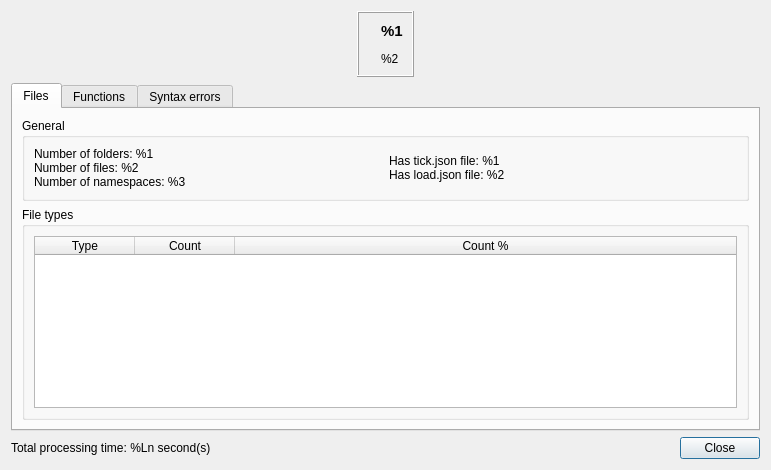
First picture: the form in src/statisticsdialog.ui, repository IoeCmcomc/MCDatapacker, before the edit.
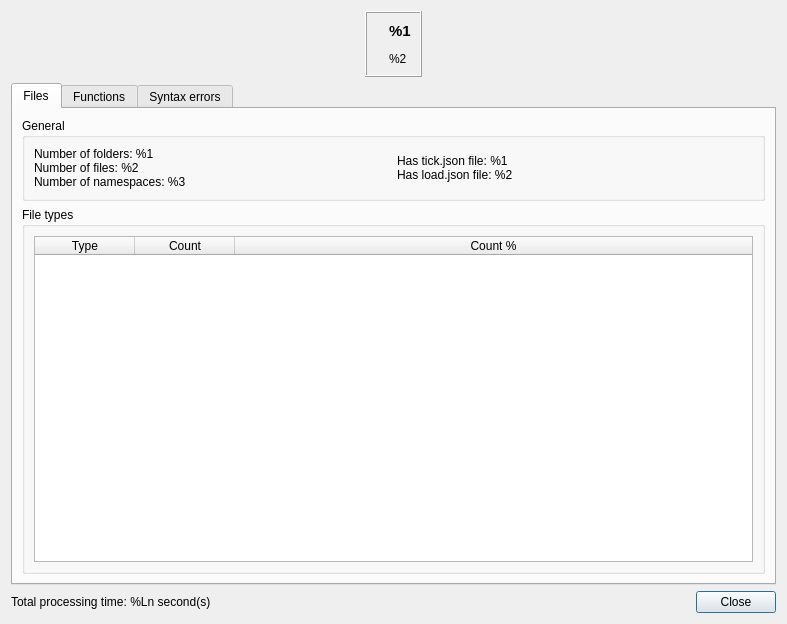
Second picture: the form after the edit.

Diff of the .ui file:
```diff
--- a/src/statisticsdialog.ui
+++ b/src/statisticsdialog.ui
@@ -6,8 +6,8 @@
    <rect>
     <x>0</x>
     <y>0</y>
-    <width>771</width>
-    <height>470</height>
+    <width>787</width>
+    <height>624</height>
    </rect>
   </property>
   <property name="windowTitle">
```
